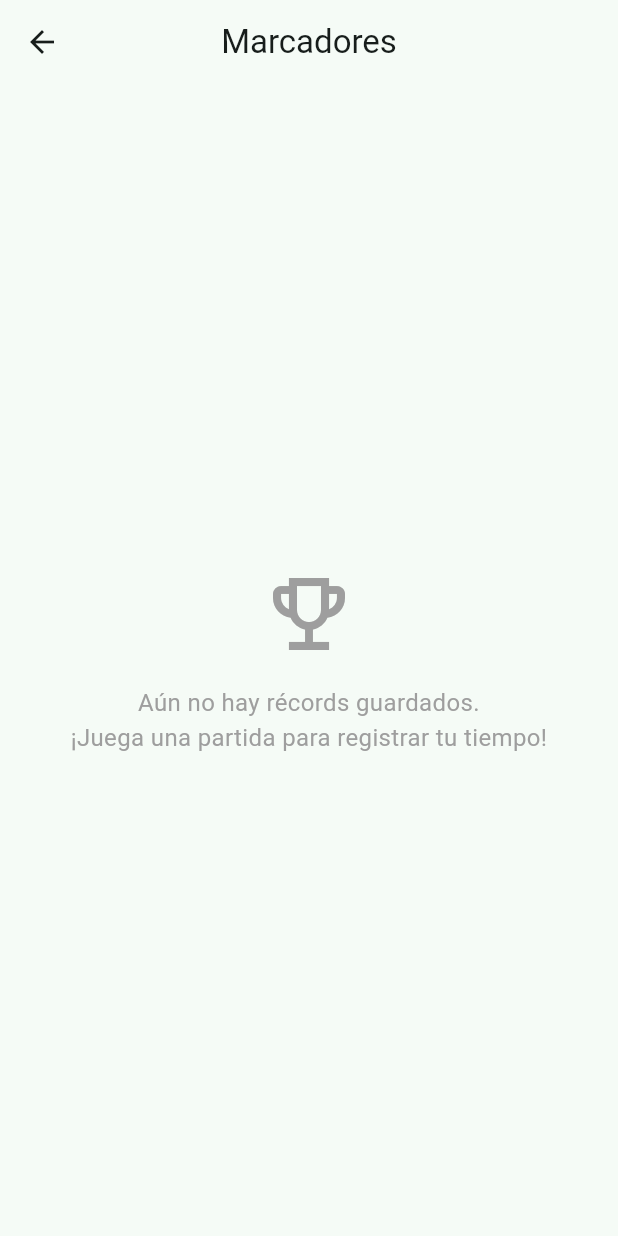
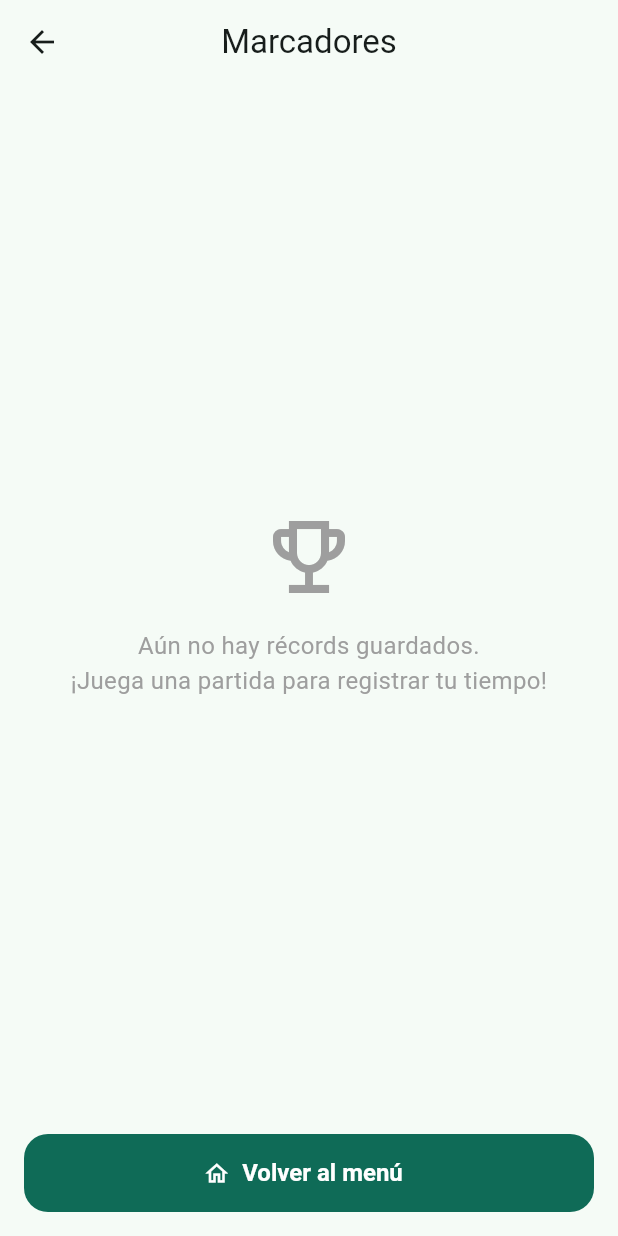
Before and after one commit to juaneslinarez-byte/15-puzzle_JL_LB, a Flutter app: the ScoresScreen screen opened directly, on a phone screen of 412 x 824 dp. Run offline on Flutter 3.47's test engine with Material 3 defaults, Android fonts, the phone set to English and light mode, and no system bars; our stand-ins replace animate_do, shared_preferences; accounts and stored records are empty.

Commit message:
feat: agregar boton Volver al menu en marcadores

```diff
--- a/lib/screens/scores_screen.dart
+++ b/lib/screens/scores_screen.dart
@@ -76,6 +76,17 @@ class _ScoresScreenState extends State<ScoresScreen> {
             ),
         ],
       ),
+      // El enunciado pide un botón explícito para volver al menú principal.
+      bottomNavigationBar: SafeArea(
+        child: Padding(
+          padding: const EdgeInsets.fromLTRB(16, 8, 16, 16),
+          child: FilledButton.icon(
+            onPressed: () => Navigator.of(context).pop(),
+            icon: const Icon(Icons.home_outlined),
+            label: const Text('Volver al menú'),
+          ),
+        ),
+      ),
       body: _loading
           ? const Center(child: CircularProgressIndicator())
           : !hasAnyScore
```
